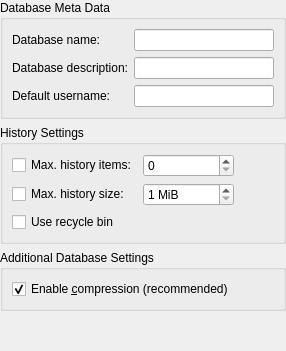
Old version of the form src/gui/DatabaseSettingsWidgetGeneral.ui in the repository keepassxreboot/keepassxc.
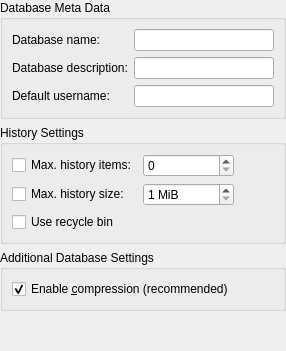
New version of the form.

Commit message: Unset explicit label alignment to let platform choose

What changed in the file:
```diff
--- a/src/gui/DatabaseSettingsWidgetGeneral.ui
+++ b/src/gui/DatabaseSettingsWidgetGeneral.ui
@@ -39,9 +39,6 @@
         <property name="text">
          <string>Database description:</string>
         </property>
-        <property name="alignment">
-         <set>Qt::AlignRight|Qt::AlignTrailing|Qt::AlignVCenter</set>
-        </property>
        </widget>
       </item>
       <item row="1" column="1">
@@ -52,9 +49,6 @@
         <property name="text">
          <string>Default username:</string>
         </property>
-        <property name="alignment">
-         <set>Qt::AlignRight|Qt::AlignTrailing|Qt::AlignVCenter</set>
-        </property>
        </widget>
       </item>
       <item row="2" column="1">
```
Left out of the diff: 3 changed lines with no effect on the pictures.
